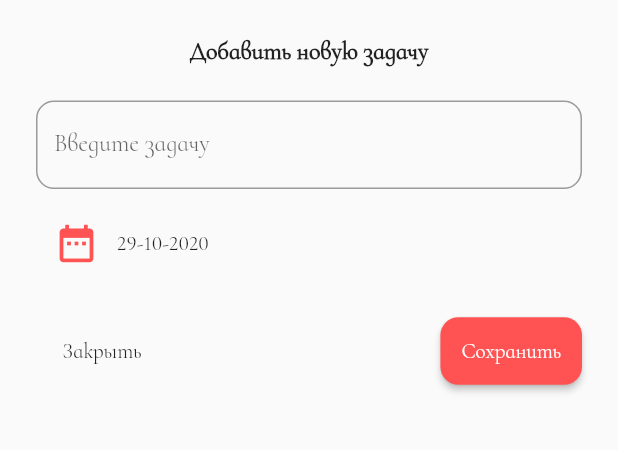
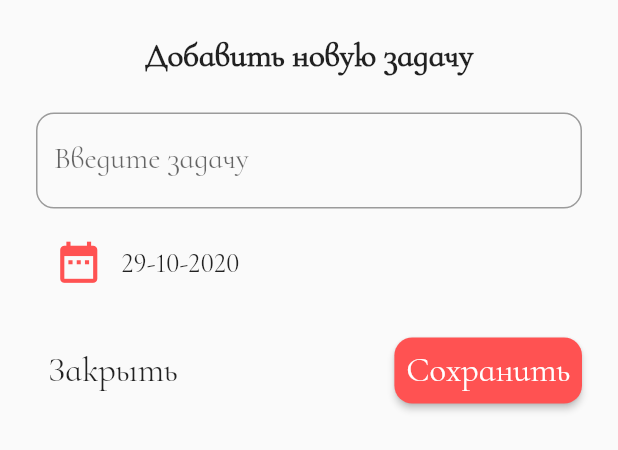
Before and after one commit to 88srzh/TODO_list, a Flutter app: the AddTaskPage widget shown alone on an empty page, opened directly, on a phone screen of 412 x 824 dp. Shown: the top 450 px of the screen. Run offline on Flutter 3.47's test engine with Material 2 defaults, Android fonts, the phone set to English and light mode, and no system bars; our stand-ins replace firebase_auth, firebase_core, lottie, moor_flutter; missing offline and left inert: flutter_rounded_date_picker; accounts and stored records are empty; generated files the repository leaves out were written again; statements that could not run were skipped.

Commit message:
fix some properties

```diff
--- a/lib/pages/add_task_page.dart
+++ b/lib/pages/add_task_page.dart
@@ -53,7 +53,7 @@ class _AddTaskPageState extends State<AddTaskPage> {
             'Добавить новую задачу',
             style: TextStyle(
               fontWeight: FontWeight.bold,
-              fontSize: 16,
+              fontSize: 22,
             ),
           )),
           SizedBox(
--- a/lib/widgets/custom_button.dart
+++ b/lib/widgets/custom_button.dart
@@ -25,8 +25,12 @@ class CustomButton extends StatelessWidget {
         borderRadius: BorderRadius.circular(12)),
         color: color,
         textColor: textColor,
-        padding: const EdgeInsets.all(14.0),
-        child: Text(buttonText),
+        padding: const EdgeInsets.all(8.0),
+        child: Text(buttonText,
+        style: TextStyle(
+          fontSize: 23,
+        ),
+        ),
       );
   }
 }
--- a/lib/widgets/custom_date_time_picker.dart
+++ b/lib/widgets/custom_date_time_picker.dart
@@ -23,13 +23,13 @@ class CustomDateTimePicker extends StatelessWidget {
               children: [
                 Icon(icon,
                 color: Theme.of(context).accentColor,
-                size: 30,),
+                size: 33,),
                 SizedBox(
                   width: 12,
                 ),
                 Text(
                   value,
-                style: TextStyle(fontSize: 14),
+                style: TextStyle(fontSize: 18),
                 )
               ],
             ),
--- a/lib/widgets/custom_textfield.dart
+++ b/lib/widgets/custom_textfield.dart
@@ -13,6 +13,8 @@ class CustomTextField extends StatelessWidget {
   @override
   Widget build(BuildContext context) {
     return TextField(
+      style: TextStyle(
+        fontSize: 20),
       controller: controller,
             decoration: InputDecoration(
                 border: OutlineInputBorder(
```
Also changed, not shown: lib/pages/event_page.dart (+16 -4 lines), lib/pages/task_page.dart (+12 -2 lines).
